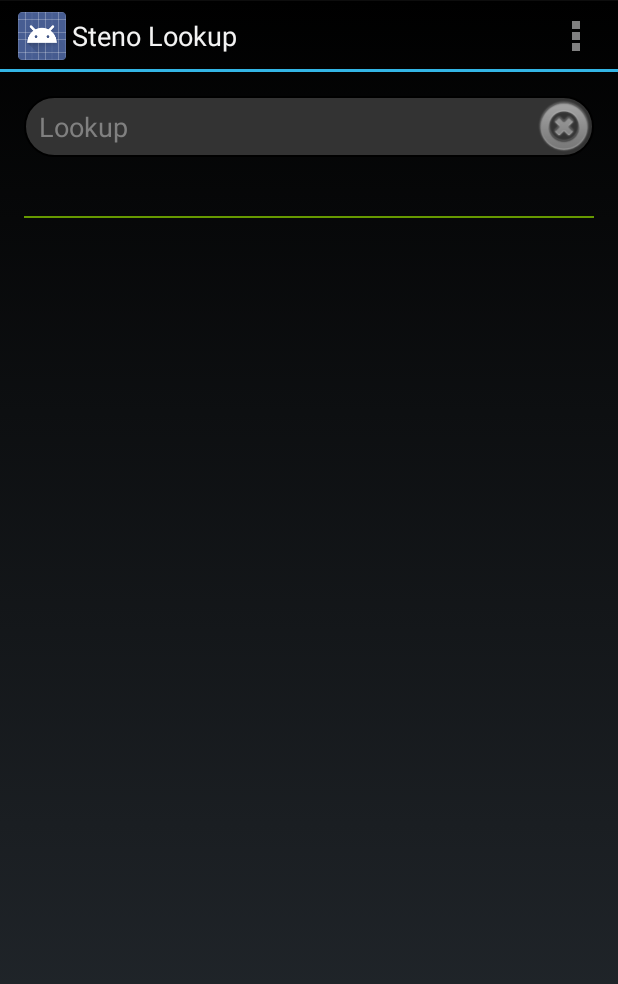
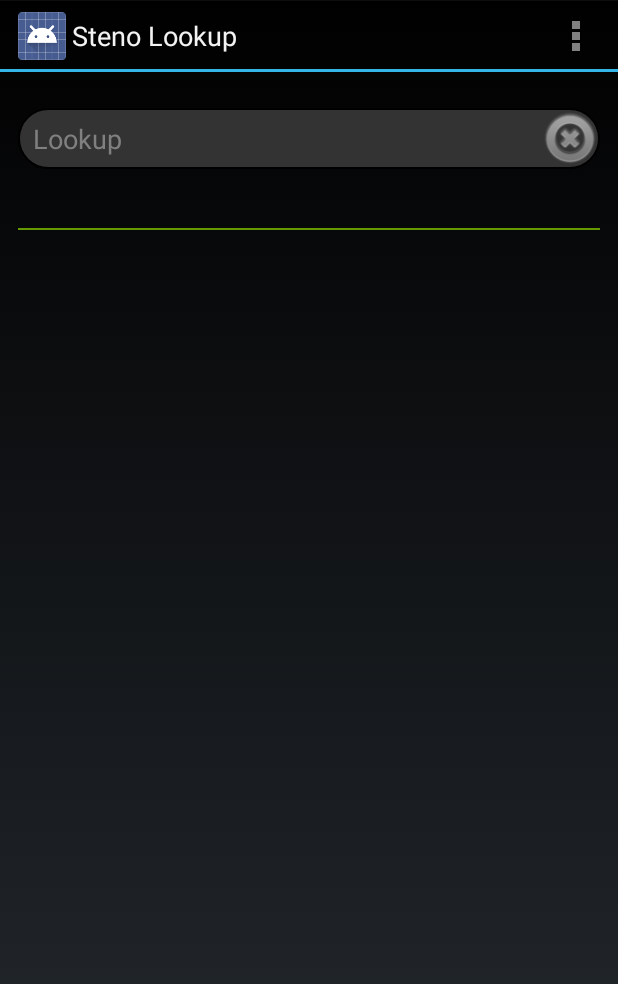
Before and after one commit to brentn/StenoDictionary, an Android app: the screen it shows after launch (MainActivity), on a phone screen of 412 x 824 dp. Shown: the top 984 px of the screen. Run offline under Robolectric (Android 15) with nearby library versions, the phone set to English and light mode, and no system bars.

Commit message:
Make search case insensitive. Include words prefixed with "{" in possibility list Add scrollview to layout

```diff
--- a/StenoDictionary/src/main/AndroidManifest.xml
+++ b/StenoDictionary/src/main/AndroidManifest.xml
@@ -1,8 +1,8 @@
 <?xml version="1.0" encoding="utf-8"?>
 <manifest xmlns:android="http://schemas.android.com/apk/res/android"
     package="com.brentandjody.stenodictionary"
-    android:versionCode="9"
-    android:versionName="1.2" >
+    android:versionCode="10"
+    android:versionName="1.3" >
 
     <uses-sdk
         android:minSdkVersion="10"
--- a/StenoDictionary/src/main/java/com/brentandjody/stenodictionary/MainActivity.java
+++ b/StenoDictionary/src/main/java/com/brentandjody/stenodictionary/MainActivity.java
@@ -106,6 +106,8 @@ public class MainActivity extends Activity implements Dictionary.OnDictionaryLoa
         clearView(output);
         if (lookup.getText().length() > 0)
             lookup_strokes(lookup.getText().toString());
+        else
+            clearPossibilities();
     }
 
     private void clearView(TextView v) {
--- a/StenoDictionary/src/main/res/layout/fragment_main.xml
+++ b/StenoDictionary/src/main/res/layout/fragment_main.xml
@@ -2,13 +2,10 @@
     xmlns:tools="http://schemas.android.com/tools"
     android:layout_width="match_parent"
     android:layout_height="match_parent"
-    android:paddingLeft="@dimen/activity_horizontal_margin"
-    android:paddingRight="@dimen/activity_horizontal_margin"
-    android:paddingTop="@dimen/activity_vertical_margin"
-    android:paddingBottom="@dimen/activity_vertical_margin"
     tools:context=".MainActivity$PlaceholderFragment"
     android:focusable="true"
-    android:clickable="false">
+    android:clickable="false"
+    android:padding="12dp">
 
     <EditText
         android:layout_width="match_parent"
@@ -18,7 +15,8 @@
         android:hint="Lookup"
         android:singleLine="true"
         android:paddingLeft="10dp"
-        android:paddingRight="10dp" />
+        android:paddingRight="10dp"
+        android:layout_marginTop="12dp" />
 
     <ImageButton
         android:layout_width="40dp"
@@ -33,6 +31,17 @@
         android:src="@drawable/ic_menu_close_clear_cancel"
         android:adjustViewBounds="true"
         android:background="@android:color/transparent" />
+
+    <ScrollView
+        android:layout_width="fill_parent"
+        android:layout_height="wrap_content"
+        android:layout_below="@id/lookup"
+        android:id="@+id/scrollView" >
+
+        <LinearLayout
+            android:orientation="vertical"
+            android:layout_width="fill_parent"
+            android:layout_height="fill_parent">
 
             <TextView
                 android:layout_width="match_parent"
@@ -50,7 +59,9 @@
                 android:layout_height="2px"
                 android:layout_below="@id/strokes"
                 android:id="@+id/divider"
-        android:background="#ff669900"></FrameLayout>
+                android:background="#ff669900">
+
+            </FrameLayout>
 
             <LinearLayout
                 android:layout_width="match_parent"
@@ -59,6 +70,8 @@
                 android:id="@+id/possibilities"
                 android:layout_below="@id/divider"
                 android:layout_marginTop="10dp" />
+        </LinearLayout>
+    </ScrollView>
 
     <LinearLayout
         android:orientation="horizontal"
@@ -71,7 +84,8 @@
         android:id="@+id/overlay"
         android:paddingLeft="10dp"
         android:paddingRight="10dp"
-        android:visibility="gone">
+        android:visibility="gone"
+        android:layout_marginTop="12dp">
 
         <TextView
             android:layout_width="wrap_content"
```
Also changed, not shown: StenoDictionary/src/main/java/com/brentandjody/stenodictionary/Dictionary.java (+7 -1 lines), StenoDictionary/src/main/java/com/brentandjody/stenodictionary/TST.java (+10 -2 lines), 1 other file. Lines whose indentation alone changed are shown as unchanged.
